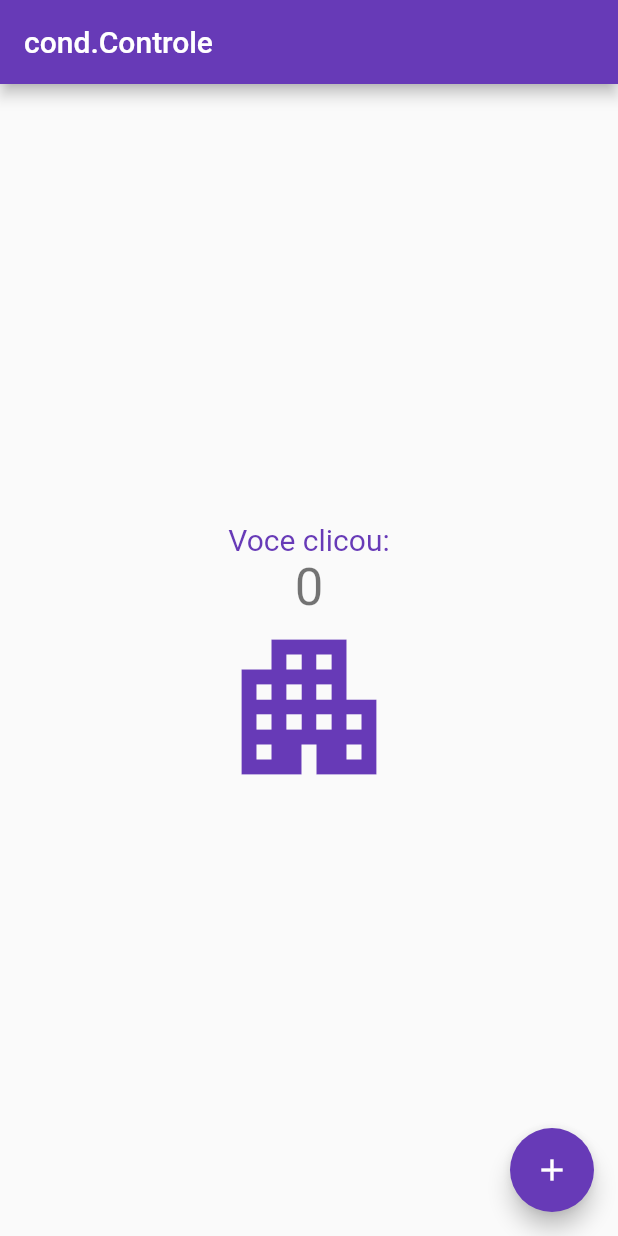
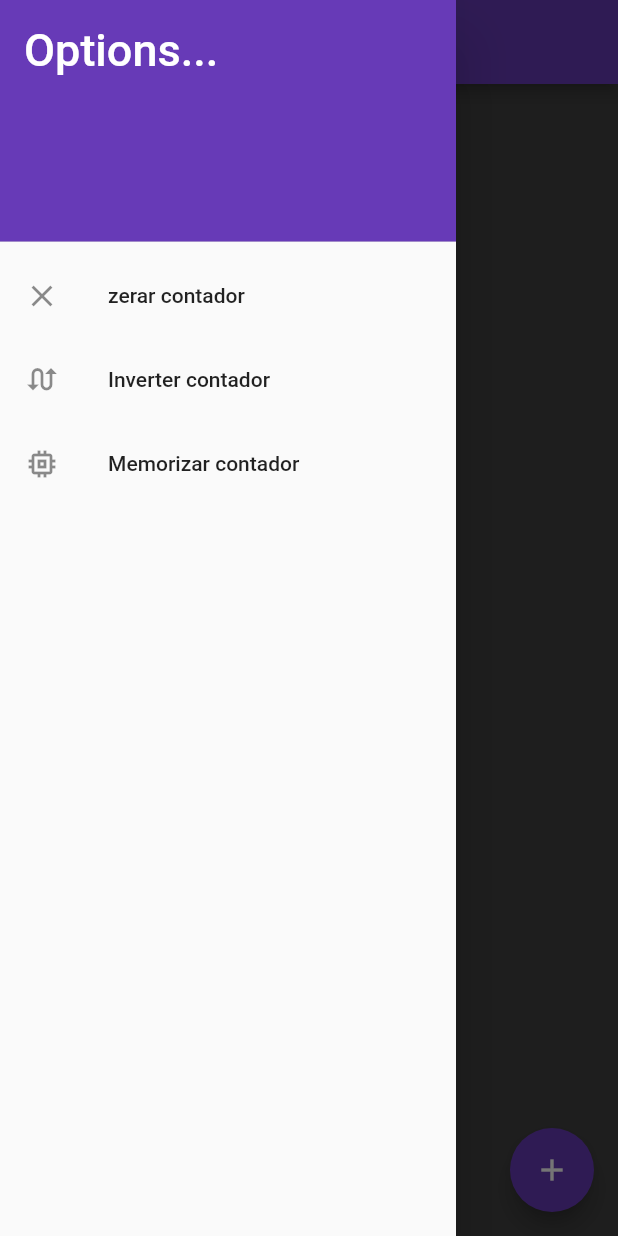
Before and after one commit to JonathanZils/IntroducaoFlutter, a Flutter app: the screen it shows after launch, with the side drawer open (before the commit the screen has no drawer), on a phone screen of 412 x 824 dp. Run offline on Flutter 3.47's test engine with Material 2 defaults, Android fonts, the phone set to English and light mode, and no system bars.

Commit message:
exercicio matinal

```diff
--- a/lib/main.dart
+++ b/lib/main.dart
@@ -1,6 +1,5 @@
 import 'package:flutter/material.dart';
-import 'package:introducaoflutter/model.dart';
-import 'package:introducaoflutter/fiscal.dart';
+import 'package:introducaoflutter/my_home_page.dart';
 
 void main() {
   runApp(const MyApp());
@@ -16,66 +15,9 @@ class MyApp extends StatelessWidget {
       title: 'Flutter Demo',
       debugShowCheckedModeBanner: false,
       theme: ThemeData(
-        primarySwatch: Colors.deepPurple,
-      ),
+          primarySwatch: Colors.deepPurple,
+          scaffoldBackgroundColor: Colors.grey.shade800),
       home: const MyHomePage(),
     );
   }
 }
-
-class MyHomePage extends StatefulWidget {
-  const MyHomePage({Key? key}) : super(key: key);
-
-
-  @override
-  State<MyHomePage> createState() => _MyHomePageState();
-}
-
-class _MyHomePageState extends State<MyHomePage> {
-  int _counter = 0;
-
-  void _incrementCounter() {
-    mainNotaFiscal();
-    setState(() {
-      _counter++;
-    });
-  }
-
-  @override
-  Widget build(BuildContext context) {
-
-    return Scaffold(
-      appBar: AppBar(
-        title: Text('cond.Controle',
-        style: TextStyle(color: Colors.white),
-        ),
-      ),
-      body: Center(
-
-        child: Column(
-
-          mainAxisAlignment: MainAxisAlignment.center,
-          children: <Widget>[
-            const Text(
-              'Voce clicou:',
-              style: TextStyle(color: Colors.deepPurple,
-              fontSize: 20.0,
-              ),
-            ),
-            Text(
-              '$_counter',
-              style: Theme.of(context).textTheme.headline4,
-            ),
-        Icon(Icons.apartment, size: 120, color: Colors.deepPurple ),
-          ],
-        ),
-      ),
-
-      floatingActionButton: FloatingActionButton(
-        onPressed: _incrementCounter,
-        tooltip: 'Increment',
-        child: const Icon(Icons.add),
-      ), // This trailing comma makes auto-formatting nicer for build methods.
-    );
-  }
-}
--- /dev/null
+++ b/lib/my_home_page.dart
@@ -0,0 +1,141 @@
+import 'package:flutter/cupertino.dart';
+import 'package:flutter/material.dart';
+import 'package:introducaoflutter/fiscal.dart';
+
+class MyHomePage extends StatefulWidget {
+  const MyHomePage({Key? key}) : super(key: key);
+
+  @override
+  State<MyHomePage> createState() => _MyHomePageState();
+}
+
+class _MyHomePageState extends State<MyHomePage> {
+  bool _incrementando = true;
+  int _contador = 0;
+  List<int> _historico = [];
+  int _total = 0;
+
+  @override
+  Widget build(BuildContext context) {
+    return Scaffold(
+      appBar: AppBar(
+        title: Text(
+          'cond.Controle',
+          style: TextStyle(color: Colors.white),
+        ),
+      ),
+      drawer: _buildDrawer(),
+      body: Center(
+        child: Column(
+          mainAxisAlignment: MainAxisAlignment.center,
+          children: <Widget>[
+            const Text('Contador:',
+                style: TextStyle(
+                    color: Colors.white,
+                    fontSize: 20.0,
+                    fontWeight: FontWeight.bold)),
+            const SizedBox(height: 20.0),
+            Text(
+              '$_contador',
+              style: TextStyle(color: Colors.white, fontSize: 30.0),
+            ),
+            const SizedBox(height: 20.0),
+            Text('Historico:',
+                style: TextStyle(
+                    fontWeight: FontWeight.bold,
+                    fontSize: 32,
+                    color: Colors.white)),
+            const SizedBox(height: 20.0),
+            Padding(
+                padding: const EdgeInsets.symmetric(horizontal: 20.0),
+                child: Text(
+                    '${_historico.isEmpty ? '(vazio)' : _historico.join(' , ')}',
+                    style: TextStyle(
+                        fontSize: 24.0,
+                        color:
+                            _historico.isEmpty ? Colors.red : Colors.green))),
+            const SizedBox(height: 20.0),
+            Text('Total:',
+                style: TextStyle(
+                  fontSize: 22,
+                  color: Colors.white,
+                )),
+            const SizedBox(height: 20.0),
+            Text(
+              '$_total',
+              style: TextStyle(color: Colors.green, fontSize: 22),
+            )
+          ],
+        ),
+      ),
+
+      floatingActionButton: FloatingActionButton(
+        onPressed: _incrementarOuDecrementar,
+        tooltip: 'Increment',
+        child: Icon(_incrementando ? Icons.add : Icons.remove),
+      ), // This trailing comma makes auto-formatting nicer for build methods.
+    );
+  }
+
+  Drawer _buildDrawer() {
+    return Drawer(
+        child: ListView(children: [
+      DrawerHeader(
+        decoration: BoxDecoration(
+          color: Colors.deepPurple,
+        ),
+        child: Text(
+          'Options...',
+          style: TextStyle(color: Colors.white, fontSize: 30),
+        ),
+      ),
+      ListTile(
+          leading: Icon(Icons.clear),
+          title: Text('zerar contador'),
+          onTap: _zerar),
+      ListTile(
+          leading: Icon(Icons.swap_calls),
+          title: Text('Inverter contador'),
+          onTap: _inverter),
+      ListTile(
+          leading: Icon(Icons.memory),
+          title: Text('Memorizar contador'),
+          onTap: _memorizar),
+    ]));
+  }
+
+  void _incrementarOuDecrementar() {
+    mainNotaFiscal();
+    setState(() {
+      if (_incrementando) {
+        _contador++;
+      } else {
+        _contador--;
+      }
+    });
+  }
+
+  void _zerar() {
+    Navigator.of(context).pop();
+    setState(() {
+      _contador = 0;
+      _historico.clear();
+      _total = 0;
+    });
+  }
+
+  void _inverter() {
+    Navigator.of(context).pop();
+    setState(() {
+      _incrementando = !_incrementando;
+    });
+  }
+
+  void _memorizar() {
+    Navigator.of(context).pop();
+    setState(() {
+      _historico.add(_contador);
+      _total = _historico.isEmpty ? 0 : _historico.reduce((a, b) => a + b);
+    });
+  }
+}
```
